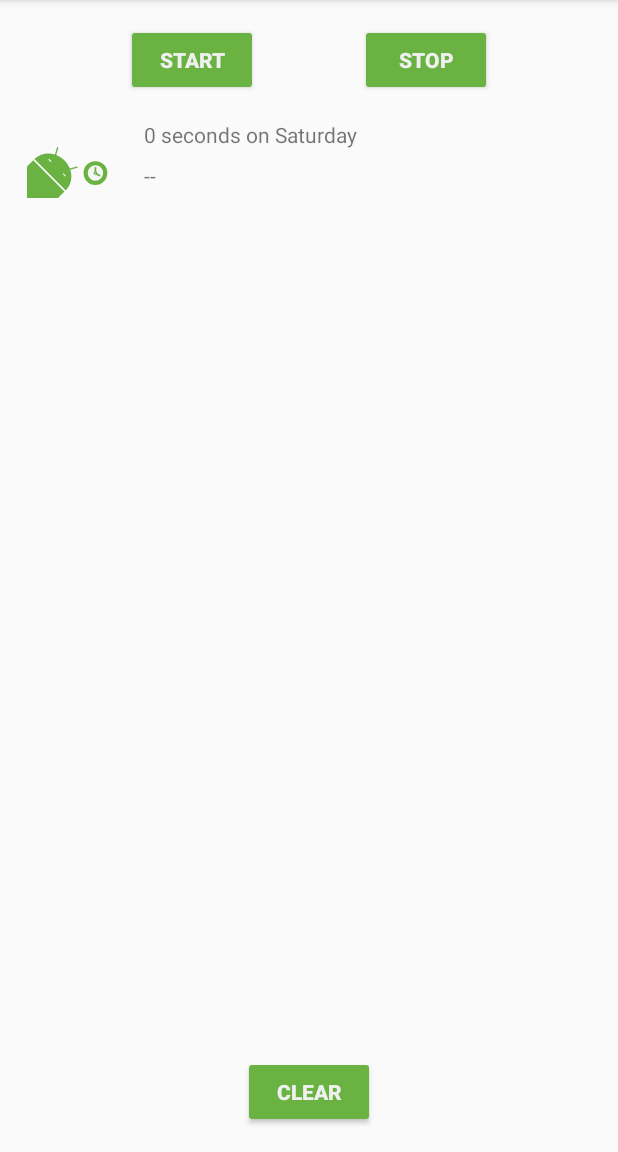
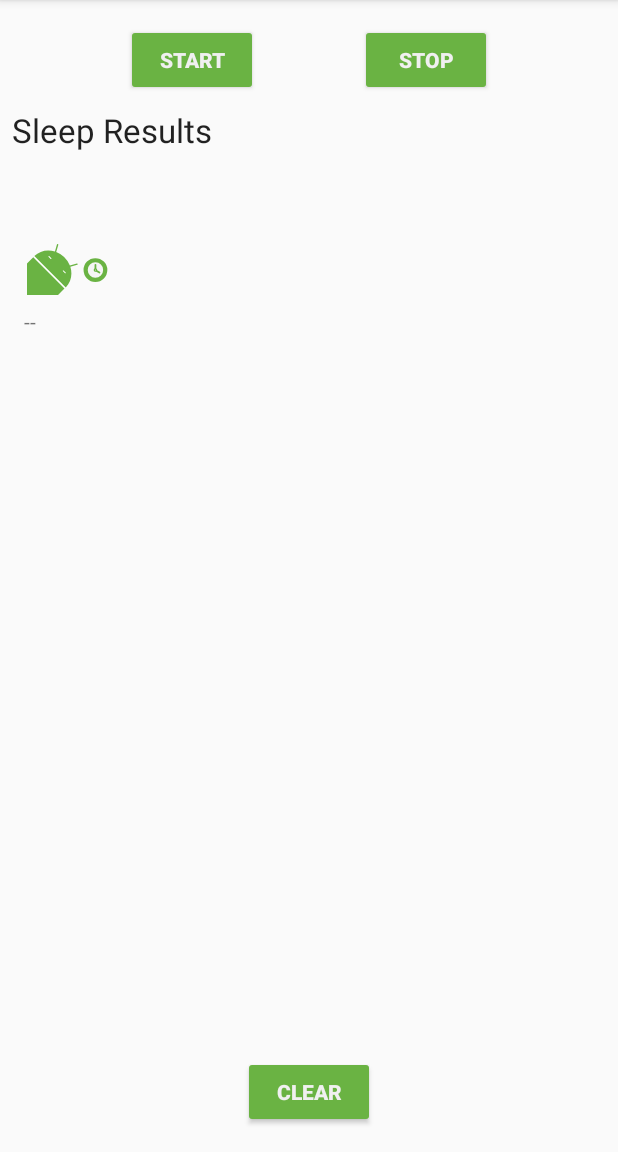
Before and after one commit to harutus22/sleep_tracker_with_recyclerview, an Android app: the screen it shows after launch (MainActivity), after a tap on "START", on a phone screen of 412 x 824 dp, the part 84-1236 px from its top. Run offline under Robolectric (Android 15) with nearby library versions, the phone set to English and light mode, and no system bars; our stand-ins replace Room's generated code, data binding; Roboto replaces fonts that are not available here; 3 statements that could not run were skipped.

```diff
--- a/app/src/main/java/com/example/android/trackmysleepquality/sleeptracker/SleepNightAdapter.kt
+++ b/app/src/main/java/com/example/android/trackmysleepquality/sleeptracker/SleepNightAdapter.kt
@@ -17,28 +17,70 @@
 package com.example.android.trackmysleepquality.sleeptracker
 
 import android.view.LayoutInflater
+import android.view.View
 import android.view.ViewGroup
 import androidx.recyclerview.widget.DiffUtil
 import androidx.recyclerview.widget.RecyclerView
+import com.example.android.trackmysleepquality.R
 import com.example.android.trackmysleepquality.database.SleepNight
 import com.example.android.trackmysleepquality.databinding.ListItemSleepNightBinding
+import kotlinx.coroutines.CoroutineScope
+import kotlinx.coroutines.Dispatchers
+import kotlinx.coroutines.launch
+import kotlinx.coroutines.withContext
+import java.lang.ClassCastException
 
-class SleepNightAdapter: androidx.recyclerview.widget.ListAdapter<SleepNight, SleepNightAdapter.ViewHolder>(SleepNightDiffCallback()) {
+private const val ITEM_VIEW_TYPE_HEADER = 0
+private const val ITEM_VIEW_TYPE_ITEM = 1
+
+class SleepNightAdapter(val clickListener: SleepNightListener): androidx.recyclerview.widget.ListAdapter<DataItem, RecyclerView.ViewHolder>(SleepNightDiffCallback()) {
 
 
-    override fun onBindViewHolder(holder: SleepNightAdapter.ViewHolder, position: Int) {
-        val item = getItem(position)
-        holder.bind(item)
+    private val adapterScope = CoroutineScope(Dispatchers.Default)
+    override fun onBindViewHolder(holder: RecyclerView.ViewHolder, position: Int) {
+        when(holder){
+            is ViewHolder -> {
+                val nightItem = getItem(position) as DataItem.SleepNightItem
+                holder.bind(nightItem.sleepNight, clickListener)
+            }
+        }
     }
 
-    override fun onCreateViewHolder(parent: ViewGroup, viewType: Int): SleepNightAdapter.ViewHolder {
-        return ViewHolder.from(parent)
+    fun addHeaderAndSubmitList(list: List<SleepNight>?){
+        adapterScope.launch {
+            val items = when(list){
+                null -> listOf(DataItem.Header)
+                else -> listOf(DataItem.Header) + list.map { DataItem.SleepNightItem(it) }
+            }
+            withContext(Dispatchers.Main){
+                submitList(items)
+            }
+        }
+    }
+
+    override fun onCreateViewHolder(parent: ViewGroup, viewType: Int): RecyclerView.ViewHolder {
+        return when(viewType){
+            ITEM_VIEW_TYPE_HEADER -> TextViewHolder.from(parent)
+            ITEM_VIEW_TYPE_ITEM -> ViewHolder.from(parent)
+            else -> throw ClassCastException("Unknown viewType ${viewType}")
+        }
+    }
+
+    class TextViewHolder(view: View): RecyclerView.ViewHolder(view) {
+        companion object {
+            fun from(parent: ViewGroup): TextViewHolder {
+                val layoutInflater = LayoutInflater.from(parent.context)
+                val view = layoutInflater.inflate(R.layout.header, parent, false)
+                return TextViewHolder(view)
+            }
+        }
     }
 
     class ViewHolder private constructor(val binding: ListItemSleepNightBinding): RecyclerView.ViewHolder(binding.root){
 
-        fun bind(item: SleepNight) {
+        fun bind(item: SleepNight, clickListener: SleepNightListener) {
             binding.sleep = item
+            binding.clickListener = clickListener
             binding.executePendingBindings() // this make much faster to size the views
         }
 
@@ -51,14 +93,36 @@ class SleepNightAdapter: androidx.recyclerview.widget.ListAdapter<SleepNight, Sl
         }
     }
 
-    class SleepNightDiffCallback : DiffUtil.ItemCallback<SleepNight>(){
-        override fun areItemsTheSame(oldItem: SleepNight, newItem: SleepNight): Boolean {
-            return oldItem.nightId == newItem.nightId
+    class SleepNightDiffCallback : DiffUtil.ItemCallback<DataItem>(){
+        override fun areItemsTheSame(oldItem: DataItem, newItem: DataItem): Boolean {
+            return oldItem.id == newItem.id
         }
 
-        override fun areContentsTheSame(oldItem: SleepNight, newItem: SleepNight): Boolean {
+        override fun areContentsTheSame(oldItem: DataItem, newItem: DataItem): Boolean {
             return oldItem == newItem
         }
+    }
 
+    override fun getItemViewType(position: Int): Int {
+        return when (getItem(position)) {
+            is DataItem.Header -> ITEM_VIEW_TYPE_HEADER
+            is DataItem.SleepNightItem -> ITEM_VIEW_TYPE_ITEM
+        }    }
+}
+
+class SleepNightListener(val clickListener: (sleepId: Long) -> Unit){
+    fun onClick(night: SleepNight) = clickListener(night.nightId)
+}
+
+sealed class DataItem{
+    data class SleepNightItem(val sleepNight: SleepNight): DataItem(){
+        override val id: Long
+            get() = sleepNight.nightId
     }
+    object Header: DataItem(){
+        override val id = Long.MIN_VALUE
+    }
+
+    abstract val id: Long
+
 }
--- a/app/src/main/java/com/example/android/trackmysleepquality/sleeptracker/SleepTrackerFragment.kt
+++ b/app/src/main/java/com/example/android/trackmysleepquality/sleeptracker/SleepTrackerFragment.kt
@@ -25,6 +25,7 @@ import androidx.fragment.app.Fragment
 import androidx.lifecycle.Observer
 import androidx.lifecycle.ViewModelProviders
 import androidx.navigation.fragment.findNavController
+import androidx.recyclerview.widget.GridLayoutManager
 import com.example.android.trackmysleepquality.R
 import com.example.android.trackmysleepquality.database.SleepDatabase
 import com.example.android.trackmysleepquality.databinding.FragmentSleepTrackerBinding
@@ -61,12 +62,31 @@ class SleepTrackerFragment : Fragment() {
 
         binding.sleepTrackerViewModel = sleepTrackerViewModel
 
-        val adapter = SleepNightAdapter()
+        val manager = GridLayoutManager(activity, 3)
+        manager.spanSizeLookup = object: GridLayoutManager.SpanSizeLookup(){
+            override fun getSpanSize(position: Int) = when(position){
+                0 -> 3
+                else -> 1
+            }
+
+        }
+        binding.sleepList.layoutManager = manager
+
+        val adapter = SleepNightAdapter(SleepNightListener {
+            nightId -> sleepTrackerViewModel.onSleepNightClicked(nightId)
+        })
         binding.sleepList.adapter = adapter
 
         sleepTrackerViewModel.nights.observe(viewLifecycleOwner, Observer {
             it?.let {
-                adapter.submitList(it)
+                adapter.addHeaderAndSubmitList(it)
+            }
+        })
+
+        sleepTrackerViewModel.navigateToSleepDataQuality.observe(viewLifecycleOwner, Observer {night ->
+            night?.let {
+                this.findNavController().navigate(SleepTrackerFragmentDirections.actionSleepTrackerFragmentToSleepDetailFragment(night))
+                sleepTrackerViewModel.onSLeepDataQualityNavigated()
             }
         })
 
--- a/app/src/main/java/com/example/android/trackmysleepquality/sleeptracker/SleepTrackerViewModel.kt
+++ b/app/src/main/java/com/example/android/trackmysleepquality/sleeptracker/SleepTrackerViewModel.kt
@@ -235,4 +235,16 @@ class SleepTrackerViewModel(
         super.onCleared()
         viewModelJob.cancel()
     }
+
+    private val _navigateToSleepDataQuality = MutableLiveData<Long>()
+    val navigateToSleepDataQuality
+    get() = _navigateToSleepDataQuality
+
+    fun onSleepNightClicked(id: Long){
+        _navigateToSleepDataQuality.value = id
+    }
+
+    fun onSLeepDataQualityNavigated(){
+        _navigateToSleepDataQuality.value = null
+    }
 }
--- a/app/src/main/res/layout/fragment_sleep_tracker.xml
+++ b/app/src/main/res/layout/fragment_sleep_tracker.xml
@@ -42,8 +42,7 @@
             app:layout_constraintBottom_toTopOf="@+id/clear_button"
             app:layout_constraintEnd_toEndOf="parent"
             app:layout_constraintStart_toStartOf="parent"
-            app:layout_constraintTop_toBottomOf="@+id/stop_button"
-            app:layoutManager="androidx.recyclerview.widget.LinearLayoutManager"/>
+            app:layout_constraintTop_toBottomOf="@+id/stop_button" />
 
         <!-- With data binding and LiveData, we can track the buttons' visibility states
              from the ViewModel. The click handler is in the ViewModel as well, and
--- a/app/src/main/res/layout/list_item_sleep_night.xml
+++ b/app/src/main/res/layout/list_item_sleep_night.xml
@@ -7,12 +7,17 @@
         <variable
             name="sleep"
             type="com.example.android.trackmysleepquality.database.SleepNight" />
+
+        <variable
+            name="clickListener"
+            type="com.example.android.trackmysleepquality.sleeptracker.SleepNightListener" />
     </data>
 
     <androidx.constraintlayout.widget.ConstraintLayout
         android:orientation="vertical"
         android:layout_width="match_parent"
-        android:layout_height="wrap_content">
+        android:layout_height="wrap_content"
+        android:onClick="@{() -> clickListener.onClick(sleep)}">
 
         <ImageView
             android:id="@+id/quality_image"
@@ -28,30 +33,17 @@
             tools:srcCompat="@drawable/ic_sleep_5"
             app:sleepImage="@{sleep}"/>
 
-        <TextView
-            android:id="@+id/sleep_length"
-            android:layout_width="0dp"
-            android:layout_height="wrap_content"
-            android:layout_marginStart="16dp"
-            android:layout_marginTop="8dp"
-            android:layout_marginEnd="16dp"
-            android:text="Wednesday"
-            app:layout_constraintEnd_toEndOf="parent"
-            app:layout_constraintStart_toEndOf="@+id/quality_image"
-            app:layout_constraintTop_toTopOf="@+id/quality_image"
-            sleepDurationFormatted="@{sleep}"/>
+
 
         <TextView
             android:id="@+id/quality_string"
             android:layout_width="0dp"
             android:layout_height="wrap_content"
-            android:layout_marginStart="16dp"
             android:layout_marginTop="8dp"
-            android:layout_marginEnd="16dp"
             android:text="Excellent"
-            app:layout_constraintEnd_toEndOf="parent"
-            app:layout_constraintStart_toEndOf="@+id/quality_image"
-            app:layout_constraintTop_toBottomOf="@+id/sleep_length"
+            app:layout_constraintEnd_toEndOf="@id/quality_image"
+            app:layout_constraintStart_toStartOf="@+id/quality_image"
+            app:layout_constraintTop_toBottomOf="@+id/quality_image"
             sleepQualityString="@{sleep}"/>
     </androidx.constraintlayout.widget.ConstraintLayout>
 </layout>
```
